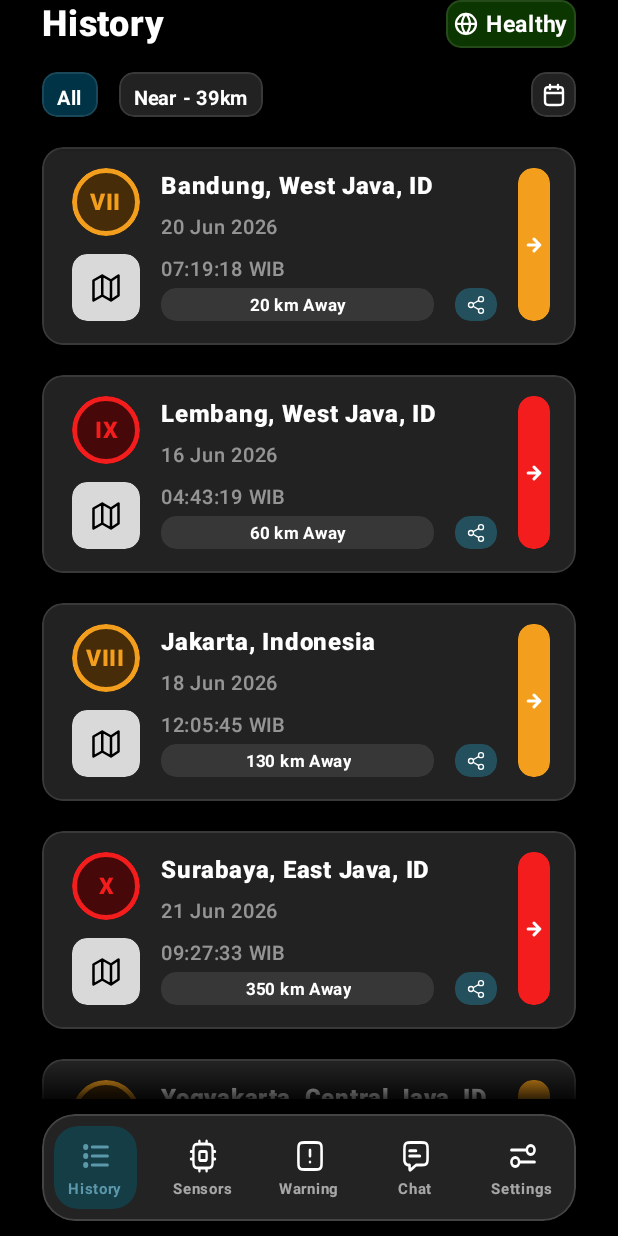
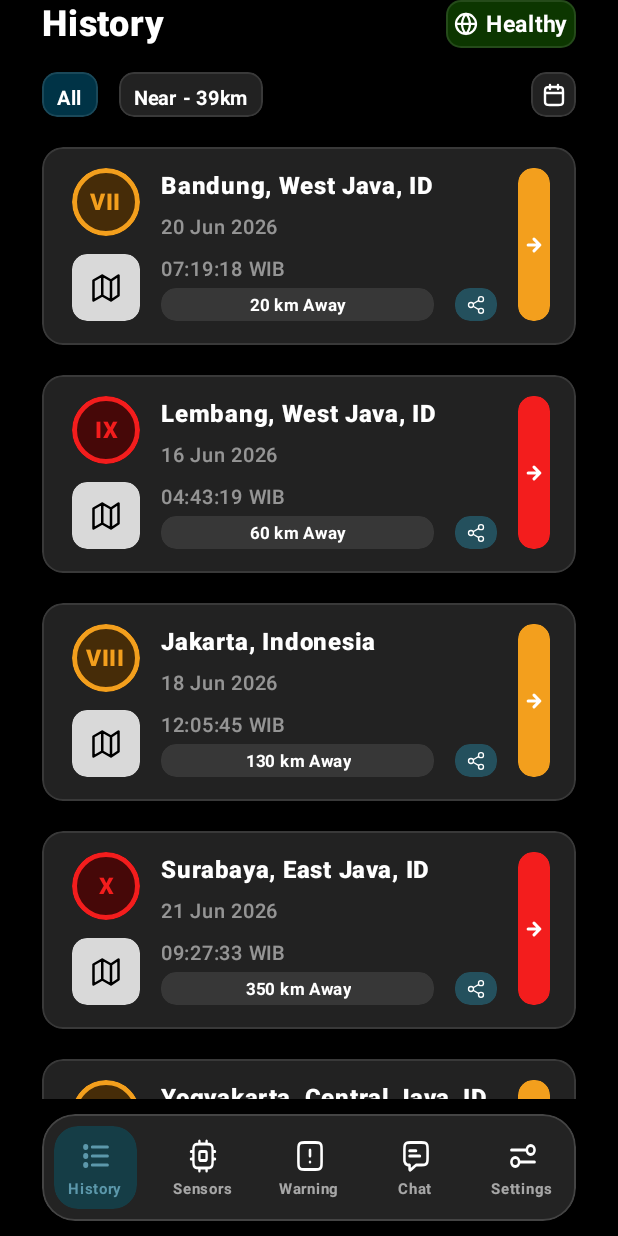
Before and after one commit to banana-pixel/QuakeAlert-App, an Android app built with Jetpack Compose: the screen it shows after launch (MainActivity), on a phone screen of 412 x 824 dp. Run offline under Robolectric (Android 15) with nearby library versions, the light colour scheme and no system bars; 8 statements that could not run were skipped.

Commit message:
perf(history): eliminate draw-phase allocations, add contentType, and flush list bounds to bottom bar

```diff
--- a/app/src/main/java/id/web/quakealert/ui/history/HistoryScreen.kt
+++ b/app/src/main/java/id/web/quakealert/ui/history/HistoryScreen.kt
@@ -11,11 +11,14 @@ import androidx.compose.foundation.lazy.items
 import androidx.compose.runtime.Composable
 import androidx.compose.runtime.collectAsState
 import androidx.compose.runtime.getValue
+import androidx.compose.runtime.remember
 import androidx.compose.ui.Modifier
-
+import androidx.compose.ui.composed
 import androidx.compose.ui.draw.drawWithContent
 import androidx.compose.ui.graphics.Brush
 import androidx.compose.ui.graphics.Color
+import androidx.compose.ui.platform.LocalDensity
+
 import androidx.compose.ui.tooling.preview.Preview
 import androidx.lifecycle.viewmodel.compose.viewModel
 
@@ -83,11 +86,18 @@ fun HistoryScreen(
             modifier = Modifier
                 .weight(1f)
                 .fillMaxWidth()
-                .fadingEdges(),
-            contentPadding = PaddingValues(vertical = Dimens.CardListVerticalPadding),
+                .topFadingEdge(),
+            contentPadding = PaddingValues(
+                top = Dimens.CardListTopPadding,
+                bottom = Dimens.CardListBottomPadding
+            ),
             verticalArrangement = Arrangement.spacedBy(Dimens.CardListSpacing)
         ) {
-            items(items = uiState.items, key = { it.id }) { item ->
+            items(
+                items = uiState.items,
+                key = { it.id },
+                contentType = { "QuakeHistoryCard" }
+            ) { item ->
                 QuakeHistoryCard(
                     item = item,
                     onShareClicked = { onShareClicked(item) },
@@ -95,38 +105,35 @@ fun HistoryScreen(
                 )
             }
         }
+
     }
 }
 
 /**
- * Draws a soft vertical fade at the top and bottom of the list so cards blend
- * in/out of the scroll bounds. Uses a black→transparent→transparent→black
- * vertical gradient rendered over the content with a source-in blend, keeping
- * the effect independent of the underlying card colours.
+ * Draws a thin soft fade at the top of the list so cards dissolve gently as
+ * they scroll up under the header, without eating the last card at the bottom
+ * (that edge sits flush against the bottom navigation bar).
+ *
+ * The gradient [Brush] and its height are hoisted with [remember] so no
+ * `Brush`/`Color`/`List` objects are allocated during the draw phase — the
+ * lambda passed to [drawWithContent] runs on every scroll frame, so keeping it
+ * allocation-free avoids GC churn and frame drops.
  */
-private fun Modifier.fadingEdges(): Modifier = this.drawWithContent {
-    drawContent()
+private fun Modifier.topFadingEdge(): Modifier = composed {
+    val fadeHeightPx = with(LocalDensity.current) { Dimens.ListFadeHeight.toPx() }
+    val topBrush = remember(fadeHeightPx) {
+        Brush.verticalGradient(
+            colors = listOf(Color.Black, Color.Transparent),
+            startY = 0f,
+            endY = fadeHeightPx
+        )
+    }
+    drawWithContent {
+        drawContent()
+        drawRect(brush = topBrush, size = size.copy(height = fadeHeightPx))
+    }
+}
 
-    val fadeHeight = Dimens.ListFadeHeight.toPx()
-
-    // Top fade: opaque black at the very top → transparent below.
-    drawRect(
-        brush = Brush.verticalGradient(
-            colors = listOf(Color.Black.copy(alpha = 0.8f), Color.Transparent),
-            startY = 0f,
-            endY = fadeHeight
-        )
-    )
-
-    // Bottom fade: transparent → opaque black at the very bottom.
-    drawRect(
-        brush = Brush.verticalGradient(
-            colors = listOf(Color.Transparent, Color.Black.copy(alpha = 0.8f)),
-            startY = size.height - fadeHeight,
-            endY = size.height
-        )
-    )
-}
 
 @Preview(showBackground = true, backgroundColor = 0xFF000000)
 @Composable
--- a/app/src/main/java/id/web/quakealert/ui/history/HistoryUiState.kt
+++ b/app/src/main/java/id/web/quakealert/ui/history/HistoryUiState.kt
@@ -1,6 +1,9 @@
 package id.web.quakealert.ui.history
 
+import androidx.compose.runtime.Immutable
+
 /**
+
  * Modified Mercalli Intensity severity buckets used to colour the MMI badge and
  * intensity label on a history card. The Figma design shows two treatments:
  * a moderate (orange) and a severe (red) variant.
@@ -18,7 +21,9 @@ enum class MmiSeverity { MODERATE, SEVERE }
  * @param time formatted time incl. zone (e.g. "07:19:18 WIB").
  * @param distanceLabel distance-from-user pill text (e.g. "20 km Away").
  */
+@Immutable
 data class QuakeHistoryItem(
+
     val id: String,
     val intensity: String,
     val severity: MmiSeverity,
@@ -35,7 +40,9 @@ enum class HistoryFilter { ALL, NEAR }
  * Immutable UI state for the History screen. Hoisted into [HistoryViewModel] and
  * consumed by the stateless [HistoryScreen].
  */
+@Immutable
 data class HistoryUiState(
+
     val isHealthy: Boolean = true,
     val selectedFilter: HistoryFilter = HistoryFilter.ALL,
     val nearRadiusKm: Int = 39,
--- a/app/src/main/java/id/web/quakealert/ui/history/QuakeHistoryCard.kt
+++ b/app/src/main/java/id/web/quakealert/ui/history/QuakeHistoryCard.kt
@@ -19,7 +19,9 @@ import androidx.compose.foundation.shape.RoundedCornerShape
 import androidx.compose.material3.Icon
 import androidx.compose.material3.Text
 import androidx.compose.runtime.Composable
+import androidx.compose.runtime.remember
 import androidx.compose.ui.Alignment
+
 import androidx.compose.ui.Modifier
 import androidx.compose.ui.draw.clip
 import androidx.compose.ui.graphics.Color
@@ -61,15 +63,19 @@ fun QuakeHistoryCard(
     val accent = if (item.severity == MmiSeverity.SEVERE) MmiRed else MmiOrange
     val badgeContainer =
         if (item.severity == MmiSeverity.SEVERE) MmiRedContainer else MmiOrangeContainer
+    // Hoist the repeated card shape so clip/background/border share one instance
+    // instead of allocating three identical shapes per (re)composition.
+    val cardShape = remember { RoundedCornerShape(Dimens.RadiusCard) }
 
     Row(
         modifier = modifier
             .fillMaxWidth()
             .height(Dimens.CardHeight)
-            .clip(RoundedCornerShape(Dimens.RadiusCard))
-            .background(CardSurface, RoundedCornerShape(Dimens.RadiusCard))
-            .border(Dimens.BorderThin, CardBorder, RoundedCornerShape(Dimens.RadiusCard))
+            .clip(cardShape)
+            .background(CardSurface, cardShape)
+            .border(Dimens.BorderThin, CardBorder, cardShape)
             .clickable(onClick = onSeeMoreClicked)
+
             .padding(
                 start = Dimens.CardPaddingStart,
                 top = Dimens.CardPaddingTop,
--- a/app/src/main/java/id/web/quakealert/ui/theme/Dimens.kt
+++ b/app/src/main/java/id/web/quakealert/ui/theme/Dimens.kt
@@ -31,10 +31,16 @@ object Dimens {
     // --- History list -------------------------------------------------------
     /** Vertical spacing between history cards (Figma gap 20). */
     val CardListSpacing = 20.dp
-    /** Top/bottom padding around the scrolling card list (Figma padding 20 0). */
-    val CardListVerticalPadding = 20.dp
-    /** Height of the soft fade drawn at the top/bottom edges of the list. */
-    val ListFadeHeight = 24.dp
+    /** Top padding above the first card in the scrolling list (Figma padding 20). */
+    val CardListTopPadding = 20.dp
+    /**
+     * Bottom padding below the last card. Kept at 0 so the final card sits flush
+     * against the top edge of the bottom navigation bar (no accumulated gap).
+     */
+    val CardListBottomPadding = 0.dp
+    /** Height of the soft fade drawn at the top edge of the list. */
+    val ListFadeHeight = 16.dp
+
 
 
     // --- History card -------------------------------------------------------
```
